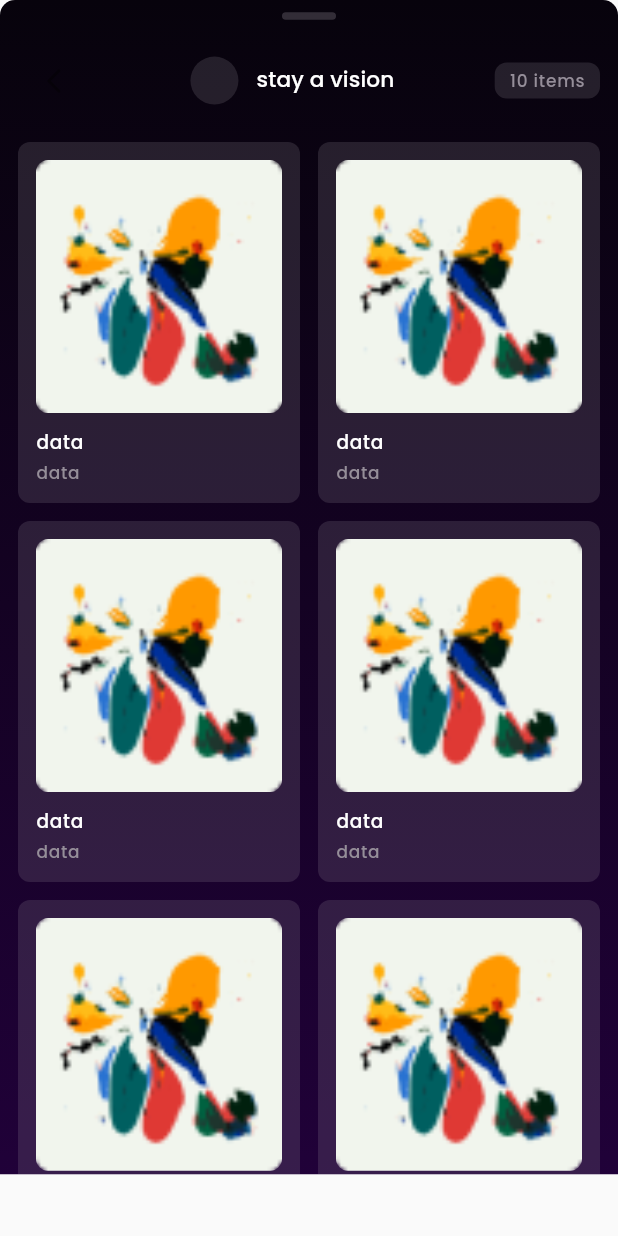
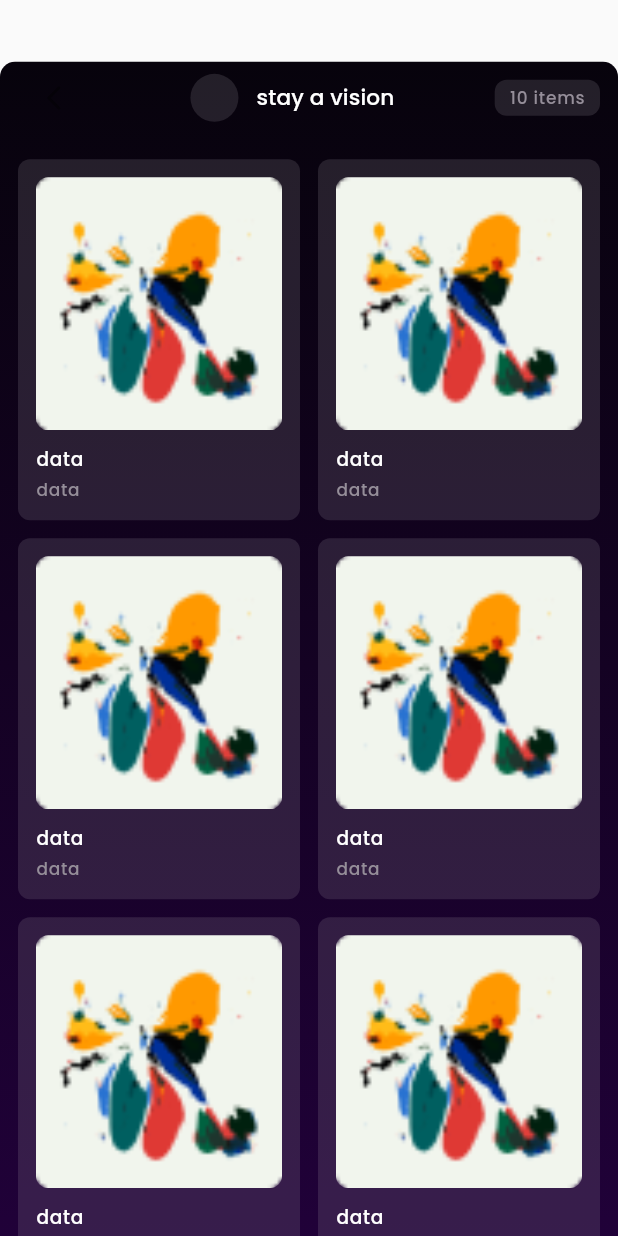
Before and after one commit to Tezsure/plenty-wallet, a Flutter app: the NFTcollectionGalleryView widget shown alone on an empty page, opened directly, on a phone screen of 412 x 824 dp. Run offline on Flutter 3.47's test engine with Material 2 defaults, Android fonts, the phone set to English and light mode, and no system bars; our stand-ins replace cached_network_image, flutter_secure_storage, flutter_svg, get, image_picker, local_auth and 2 more; missing offline and left inert: dartez; accounts and stored records are empty; project files that could hold a hidden picture were left out.

Commit message:
fix: replaced naan bottomsheet with draggable scroll sheet

```diff
--- a/lib/app/modules/nft_gallery/views/nft_collection_gallery_view.dart
+++ b/lib/app/modules/nft_gallery/views/nft_collection_gallery_view.dart
@@ -2,7 +2,6 @@ import 'package:flutter/material.dart';
 import 'package:flutter_staggered_grid_view/flutter_staggered_grid_view.dart';
 import 'package:get/get.dart';
 
-import 'package:naan_wallet/app/modules/common_widgets/bottom_sheet.dart';
 import 'package:naan_wallet/app/modules/nft_gallery/controllers/nft_gallery_controller.dart';
 import 'package:naan_wallet/utils/colors/colors.dart';
 import 'package:naan_wallet/utils/extensions/size_extension.dart';
@@ -17,20 +16,43 @@ class NFTcollectionGalleryView extends GetView<NftGalleryController> {
 
   @override
   Widget build(BuildContext context) {
-    return NaanBottomSheet(
-      blurRadius: 5,
-      height: 0.95.height,
-      bottomSheetHorizontalPadding: 12,
-      bottomSheetWidgets: [
+    // DraggableScrollableSheet(
+    //     maxChildSize: 0.96,
+    //     initialChildSize: 0.95,
+    //     minChildSize: 0.6,
+    //     builder: ((context, scrollController) => Container(
+    //         decoration: const BoxDecoration(
+    //           borderRadius: BorderRadius.vertical(top: Radius.circular(10)),
+    //           gradient: GradConst.GradientBackground,
+    //         ),
+    //         height: 1.height,
+    //         width: 1.width,
+    return DraggableScrollableSheet(
+        maxChildSize: 0.96,
+        initialChildSize: 0.95,
+        minChildSize: 0.6,
+        builder: ((context, scrollController) => Container(
+              decoration: const BoxDecoration(
+                borderRadius: BorderRadius.vertical(top: Radius.circular(10)),
+                gradient: GradConst.GradientBackground,
+              ),
+              height: 1.height,
+              width: 1.width,
+              child: Padding(
+                padding: const EdgeInsets.symmetric(horizontal: 12.0),
+                child: Column(
+                  children: [
                     nftCollectionGalleryAppBar(),
-        SizedBox(
+                    const SizedBox(
                       height: 17,
                     ),
                     Expanded(
                       child: MasonryGridView.builder(
-              physics: BouncingScrollPhysics(),
+                          controller: scrollController,
+                          physics: const BouncingScrollPhysics(),
                           itemCount: controller
-                  .collectibles[controller.selectedCollectibleIndex.value]
+                              .collectibles[
+                                  controller.selectedCollectibleIndex.value]
                               .nfts
                               .length,
                           crossAxisSpacing: 12,
@@ -42,12 +64,15 @@ class NFTcollectionGalleryView extends GetView<NftGalleryController> {
                           itemBuilder: (_, index) {
                             return nftWidget(
                                 nftModel: controller
-                        .collectibles[controller.selectedCollectibleIndex.value]
+                                    .collectibles[controller
+                                        .selectedCollectibleIndex.value]
                                     .nfts[index]);
                           }),
                     )
                   ],
-    );
+                ),
+              ),
+            )));
   }
 
   Row nftCollectionGalleryAppBar() {
@@ -55,26 +80,26 @@ class NFTcollectionGalleryView extends GetView<NftGalleryController> {
       children: [
         IconButton(
           onPressed: onBackTap,
-          icon: Icon(Icons.arrow_back_ios_new_rounded),
+          icon: const Icon(Icons.arrow_back_ios_new_rounded),
           color: Colors.white,
           iconSize: 20,
         ),
-        Spacer(),
+        const Spacer(),
         CircleAvatar(
           radius: 16,
           backgroundColor: ColorConst.NeutralVariant.shade60.withOpacity(0.2),
         ),
-        SizedBox(
+        const SizedBox(
           width: 12,
         ),
         Text(
           "stay a vision",
           style: labelLarge,
         ),
-        Spacer(),
+        const Spacer(),
         Container(
           height: 24,
-          padding: EdgeInsets.symmetric(horizontal: 10),
+          padding: const EdgeInsets.symmetric(horizontal: 10),
           alignment: Alignment.center,
           decoration: BoxDecoration(
               color: ColorConst.NeutralVariant.shade60.withOpacity(0.2),
@@ -94,7 +119,7 @@ class NFTcollectionGalleryView extends GetView<NftGalleryController> {
       decoration: BoxDecoration(
           color: ColorConst.NeutralVariant.shade60.withOpacity(0.2),
           borderRadius: BorderRadius.circular(8)),
-      padding: EdgeInsets.all(12),
+      padding: const EdgeInsets.all(12),
       child: Column(
         crossAxisAlignment: CrossAxisAlignment.start,
         children: [
@@ -106,14 +131,14 @@ class NFTcollectionGalleryView extends GetView<NftGalleryController> {
               width: double.infinity,
             ),
           ),
-          SizedBox(
+          const SizedBox(
             height: 12,
           ),
           Text(
             "data",
             style: labelMedium,
           ),
-          SizedBox(
+          const SizedBox(
             height: 4,
           ),
           Text(
```
Lines whose indentation alone changed are shown as unchanged.
